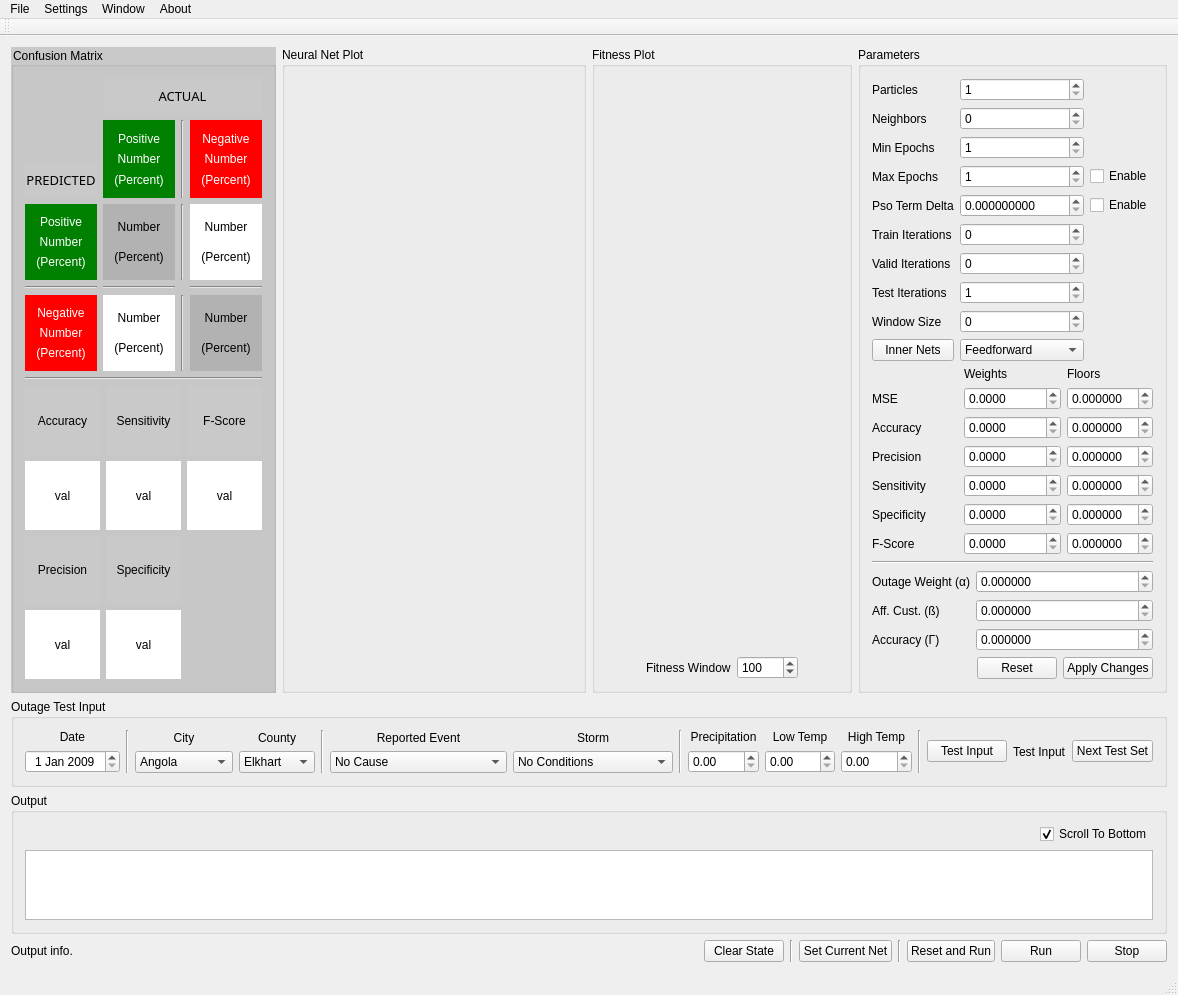
Before: the Qt Designer form frontend/mainwindow.ui in wboler05/pso_neural_net, drawn with Qt 5.
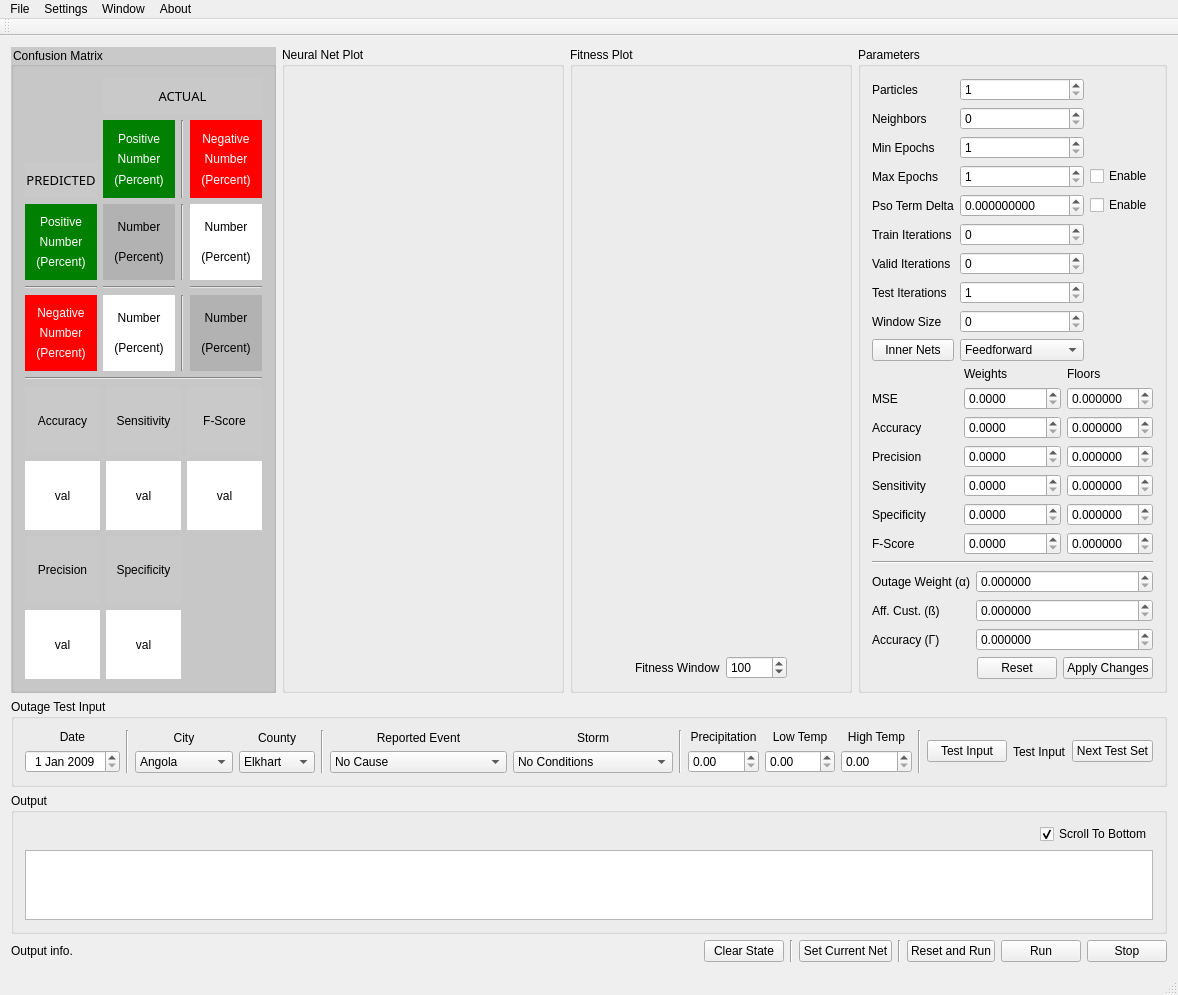
After: the same form once the commit is applied. Custom widgets are drawn as their Qt base class.

Commit message: Disabled locale for debugging mac issues.

Diff of the .ui file:
```diff
--- a/frontend/mainwindow.ui
+++ b/frontend/mainwindow.ui
@@ -7,7 +7,7 @@
     <x>0</x>
     <y>0</y>
     <width>1178</width>
-    <height>828</height>
+    <height>917</height>
    </rect>
   </property>
   <property name="windowTitle">
@@ -16,7 +16,7 @@
   <widget class="QWidget" name="centralWidget">
    <layout class="QVBoxLayout" name="verticalLayout_21">
     <item>
-     <layout class="QHBoxLayout" name="horizontalLayout_5" stretch="5,10,0,0">
+     <layout class="QHBoxLayout" name="horizontalLayout_5" stretch="5,10,10,0">
       <item>
        <widget class="QGroupBox" name="groupBox_2">
         <property name="styleSheet">
```
Left out of the diff: 4 changed lines with no effect on the pictures. The commit also changes 2 other files.
